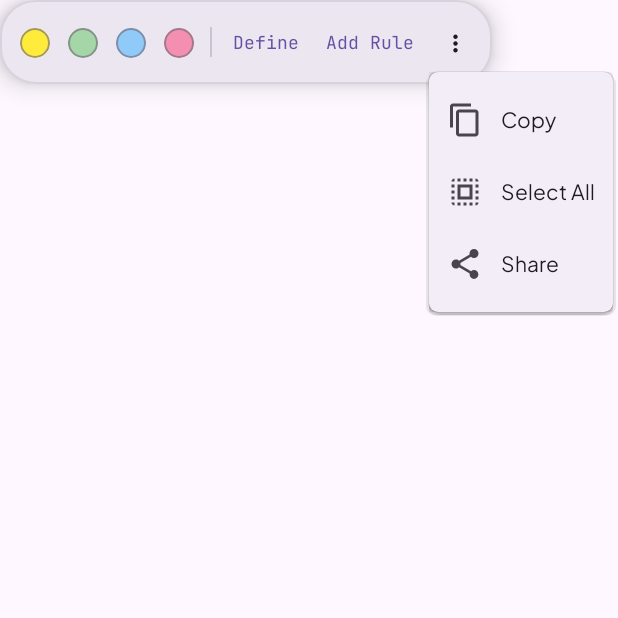
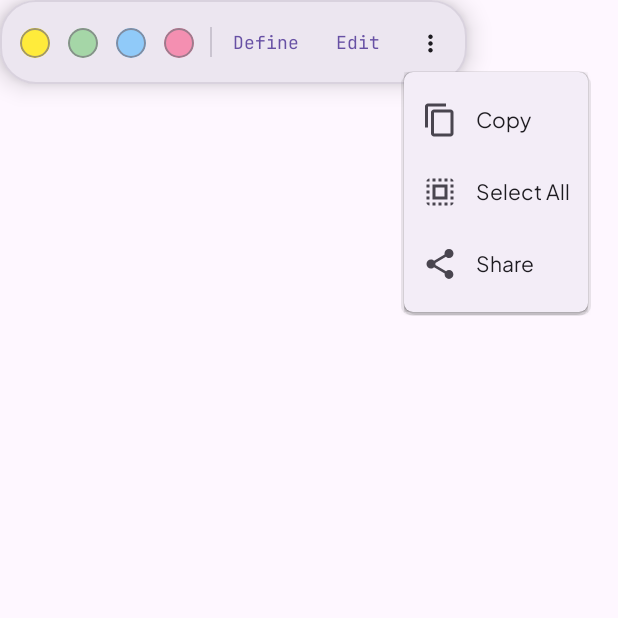
Before and after one commit to ar994885/Lexi-Voice, an Android app built with Jetpack Compose: the composable TextSelectionActionBar called with empty values, after a tap on "More selection actions", on a phone screen of 412 x 824 dp, the top half of it. Run offline under Robolectric (Android 15) with nearby library versions, the phone set to English and light mode, and no system bars.

Commit message:
ui: update pronunciation rule button label
Change "Add Rule" label to "Edit" in the pronunciation settings component to better reflect the action's functionality.

```diff
--- a/app/src/main/java/com/example/ui/components/ReaderAppearanceComponents.kt
+++ b/app/src/main/java/com/example/ui/components/ReaderAppearanceComponents.kt
@@ -1052,7 +1052,7 @@ fun TextSelectionActionBar(
                     contentPadding = PaddingValues(horizontal = 8.dp, vertical = 4.dp),
                     modifier = Modifier.testTag("reader_add_rule_from_selection_button")
                 ) {
-                    Text("Add Rule", style = MaterialTheme.typography.labelMedium, maxLines = 1)
+                    Text("Edit", style = MaterialTheme.typography.labelMedium, maxLines = 1)
                 }
             }
 
```
